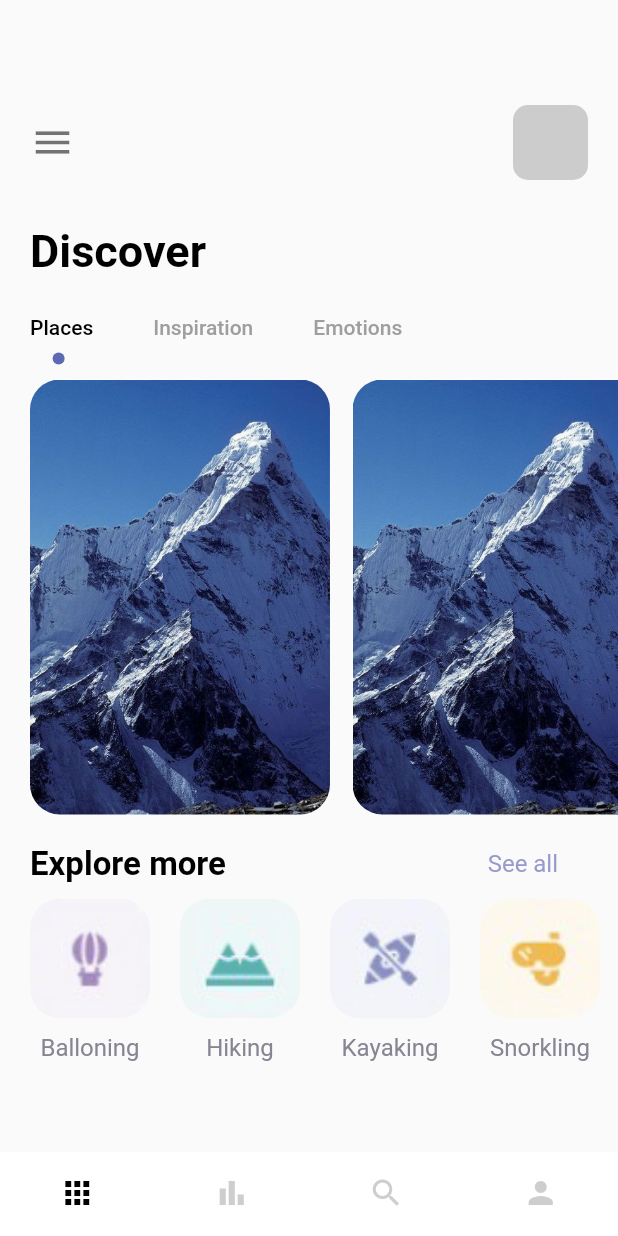
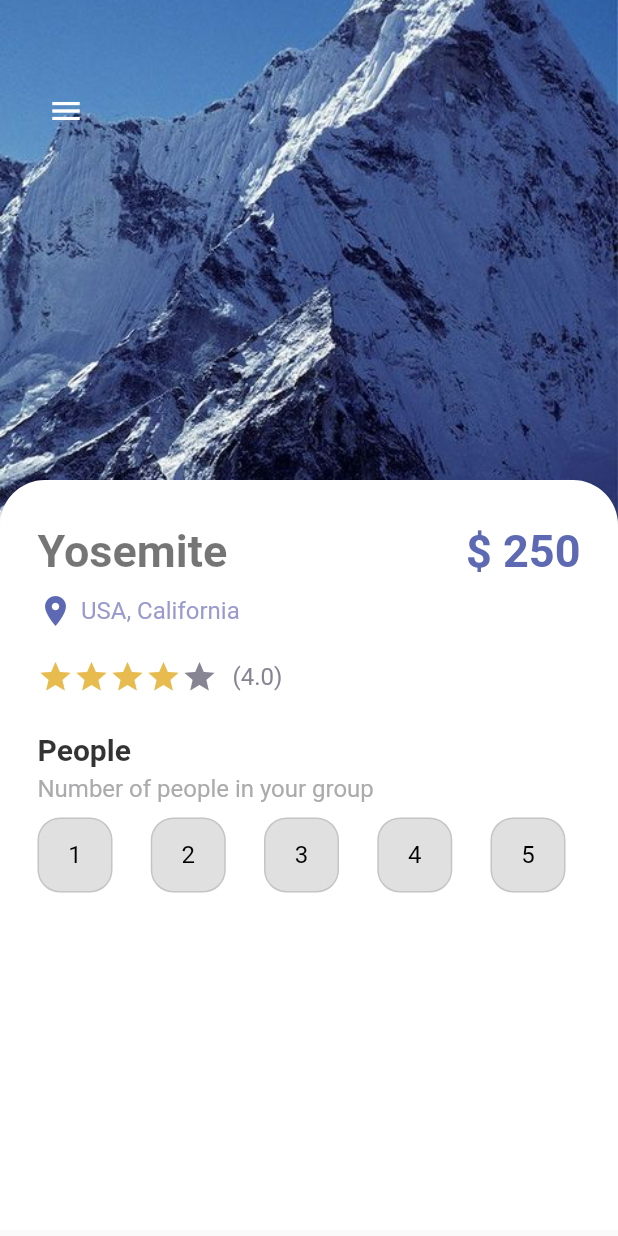
Before and after one commit to grglucastr/flutter_cubic, a Flutter app: the screen it shows after launch, on a phone screen of 412 x 824 dp. Run offline on Flutter 3.47's test engine with Material 2 defaults, Android fonts, the phone set to English and light mode, and no system bars.

Commit message:
add: add detail page people section, add app_buttons to manage basic buttons

```diff
--- a/lib/main.dart
+++ b/lib/main.dart
@@ -1,6 +1,5 @@
 import 'package:flutter/material.dart';
-import 'package:flutter_cubic/pages/nav_pages/main_page.dart';
-import 'package:flutter_cubic/pages/welcome_page.dart';
+import 'package:flutter_cubic/pages/detail_page.dart';
 
 void main() {
   runApp(const MyApp());
@@ -17,7 +16,7 @@ class MyApp extends StatelessWidget {
       theme: ThemeData(
         primarySwatch: Colors.blue,
       ),
-      home: const MainPage(),
+      home: const DetailPage(),
     );
   }
 }
--- /dev/null
+++ b/lib/pages/detail_page.dart
@@ -0,0 +1,198 @@
+import 'package:flutter/material.dart';
+import 'package:flutter_cubic/misc/AppColors.dart';
+import 'package:flutter_cubic/widgets/app_buttons.dart';
+import 'package:flutter_cubic/widgets/app_large_text.dart';
+import 'package:flutter_cubic/widgets/app_text.dart';
+
+class DetailPage extends StatefulWidget {
+  const DetailPage({Key? key}) : super(key: key);
+
+  @override
+  State<DetailPage> createState() => _DetailPageState();
+}
+
+class _DetailPageState extends State<DetailPage> {
+  final int rate = 4;
+  int selectedIndex = -1;
+
+  @override
+  Widget build(BuildContext context) {
+    return Scaffold(
+      body: SizedBox(
+        width: double.maxFinite,
+        height: double.maxFinite,
+        child: Stack(
+          children: [
+            Positioned(
+              left: 0,
+              right: 0,
+              child: Container(
+                width: double.maxFinite,
+                height: 350,
+                decoration: const BoxDecoration(
+                    image: DecorationImage(
+                  image: AssetImage("img/mountain.jpeg"),
+                  fit: BoxFit.cover,
+                )),
+              ),
+            ),
+            Positioned(
+              left: 20,
+              top: 50,
+              child: Row(
+                children: [
+                  IconButton(
+                    onPressed: () {},
+                    icon: const Icon(
+                      Icons.menu,
+                      color: Colors.white,
+                    ),
+                  ),
+                ],
+              ),
+            ),
+            Positioned(
+              top: 320,
+              child: Container(
+                width: MediaQuery.of(context).size.width,
+                height: 500,
+                decoration: const BoxDecoration(
+                  color: Colors.white,
+                  borderRadius: BorderRadius.only(
+                    topLeft: Radius.circular(30),
+                    topRight: Radius.circular(30),
+                  ),
+                ),
+                child: Padding(
+                  padding: const EdgeInsets.only(top: 30, left: 25, right: 25),
+                  child: Column(
+                    crossAxisAlignment: CrossAxisAlignment.start,
+                    children: [
+                      Row(
+                        mainAxisAlignment: MainAxisAlignment.spaceBetween,
+                        children: [
+                          AppLargeText(
+                            text: "Yosemite",
+                            color: Colors.black54,
+                          ),
+                          AppLargeText(
+                            text: "\$ 250",
+                            color: AppColors.mainColor,
+                          ),
+                        ],
+                      ),
+                      const SizedBox(height: 10),
+                      Row(
+                        children: [
+                          Icon(Icons.location_on, color: AppColors.mainColor),
+                          const SizedBox(width: 5),
+                          AppText(
+                            text: "USA, California",
+                            color: AppColors.textColor1,
+                          ),
+                        ],
+                      ),
+                      const SizedBox(height: 20),
+                      Row(
+                        children: [
+                          Wrap(
+                            children: List.generate(5, (index) {
+                              return Icon(
+                                Icons.star,
+                                color: index < rate
+                                    ? AppColors.starColor
+                                    : AppColors.textColor2,
+                              );
+                            }),
+                          ),
+                          const SizedBox(
+                            width: 10,
+                          ),
+                          AppText(
+                            text: "(4.0)",
+                            color: AppColors.textColor2,
+                          ),
+                        ],
+                      ),
+                      const SizedBox(height: 25),
+                      AppLargeText(
+                        text: "People",
+                        color: Colors.black.withOpacity(0.8),
+                        size: 20,
+                      ),
+                      const SizedBox(
+                        height: 5,
+                      ),
+                      AppText(
+                        text: "Number of people in your group",
+                        color: AppColors.mainTextColor,
+                      ),
+                      const SizedBox(
+                        height: 10,
+                      ),
+                      Row(
+                        mainAxisAlignment: MainAxisAlignment.spaceBetween,
+                        children: List.generate(
+                          5,
+                          (index) {
+                            return InkWell(
+                              onTap: () {
+                                setState(() {
+                                  selectedIndex = index;
+                                });
+                              },
+                              child: Container(
+                                margin: const EdgeInsets.only(right: 10),
+                                child: selectedIndex == index
+                                    ? _SelectedButton(index)
+                                    : _UnselectedButton(index),
+                              ),
+                            );
+                          },
+                        ),
+                      ),
+                    ],
+                  ),
+                ), // GPM
+              ),
+            ),
+          ],
+        ),
+      ),
+    );
+  }
+}
+
+class _SelectedButton extends StatelessWidget {
+  final int index;
+
+  const _SelectedButton(this.index, {Key? key}) : super(key: key);
+
+  @override
+  Widget build(BuildContext context) {
+    return AppButtons(
+      text: (index + 1).toString(),
+      size: 50,
+      color: Colors.white,
+      backgroundColor: Colors.black,
+      borderColor: Colors.black,
+    );
+  }
+}
+
+class _UnselectedButton extends StatelessWidget {
+  final int index;
+
+  const _UnselectedButton(this.index, {Key? key}) : super(key: key);
+
+  @override
+  Widget build(BuildContext context) {
+    return AppButtons(
+      text: (index + 1).toString(),
+      size: 50,
+      color: Colors.black,
+      backgroundColor: Colors.black12,
+      borderColor: Colors.black12,
+    );
+  }
+}
--- /dev/null
+++ b/lib/widgets/app_buttons.dart
@@ -0,0 +1,43 @@
+import 'package:flutter/material.dart';
+import 'package:flutter_cubic/widgets/app_text.dart';
+
+class AppButtons extends StatelessWidget {
+  final String? text;
+  final IconData? icon;
+  final double size;
+  final Color color;
+  final Color backgroundColor;
+  final Color borderColor;
+
+  bool isIcon = false;
+
+  AppButtons({
+    Key? key,
+    this.text = "",
+    this.icon,
+    required this.size,
+    required this.color,
+    required this.backgroundColor,
+    required this.borderColor,
+  });
+
+  @override
+  Widget build(BuildContext context) {
+    isIcon = icon != null;
+
+    return Container(
+      width: size,
+      height: size,
+      decoration: BoxDecoration(
+        border: Border.all(color: borderColor, width: 1.0),
+        borderRadius: BorderRadius.circular(15),
+        color: backgroundColor,
+      ),
+      child: Center(
+        child: isIcon
+            ? Icon(icon, color: color)
+            : AppText(text: text!, color: color),
+      ),
+    );
+  }
+}
```
